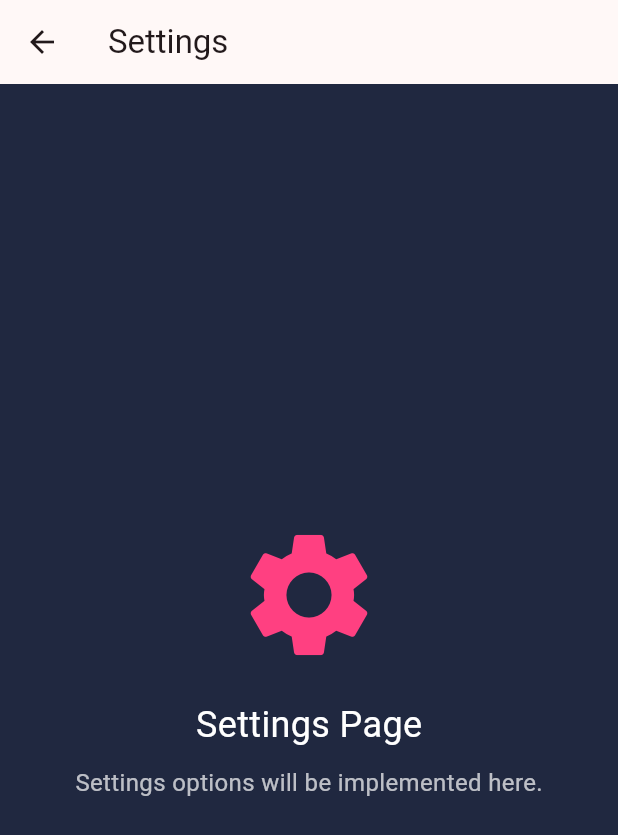
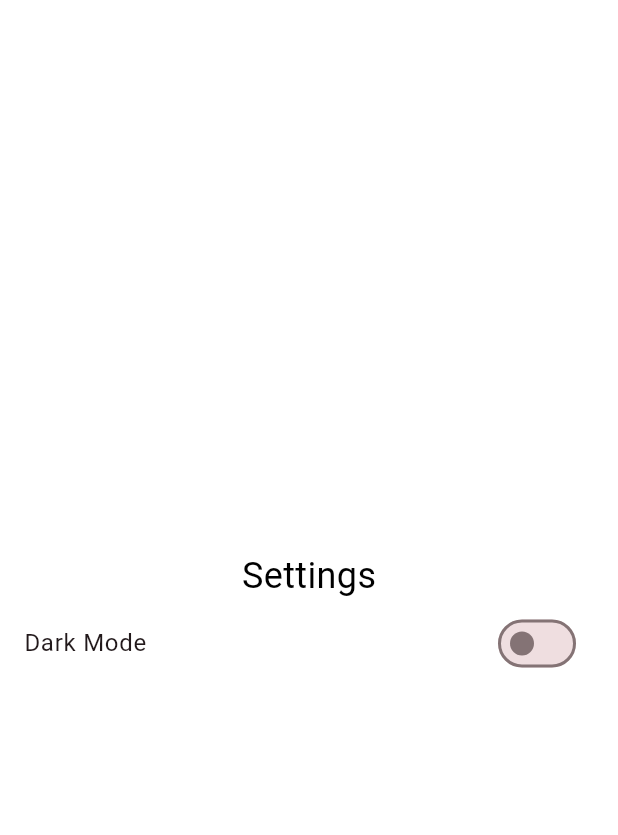
Before and after one commit to strelizia53/ssp-mobile, a Flutter app: the SettingsPage screen opened directly, on a phone screen of 412 x 824 dp. Shown: the top 835 px of the screen. Run offline on Flutter 3.47's test engine with Material 3 defaults, Android fonts, the phone set to English and light mode, and no system bars; our stand-ins replace shared_preferences; accounts and stored records are empty.

Commit message:
implemented themes

```diff
--- a/lib/settings_page.dart
+++ b/lib/settings_page.dart
@@ -1,39 +1,29 @@
 import 'package:flutter/material.dart';
+import 'package:provider/provider.dart';
+import 'theme_notifier.dart';
 
 class SettingsPage extends StatelessWidget {
+  const SettingsPage({Key? key}) : super(key: key);
+
   @override
   Widget build(BuildContext context) {
+    ThemeNotifier themeNotifier = Provider.of<ThemeNotifier>(context);
+
     return Scaffold(
-      appBar: AppBar(
-        title: const Text('Settings'),
-      ),
-      body: Center(
-        child: Column(
-          mainAxisAlignment: MainAxisAlignment.center,
-          children: const [
-            Icon(
-              Icons.settings,
-              size: 100,
-              color: Colors.pinkAccent,
-            ),
-            SizedBox(height: 20),
-            Text(
-              'Settings Page',
-              style: TextStyle(
-                fontSize: 24,
-                color: Colors.white,
-              ),
-            ),
-            SizedBox(height: 10),
-            Text(
-              'Settings options will be implemented here.',
-              style: TextStyle(
-                fontSize: 16,
-                color: Colors.white70,
-              ),
-            ),
-          ],
-        ),
+      body: Column(
+        mainAxisAlignment: MainAxisAlignment.center,
+        children: [
+          const Text('Settings', style: TextStyle(fontSize: 24)),
+          SwitchListTile(
+            title: const Text('Dark Mode'),
+            value: themeNotifier.themeMode == ThemeMode.dark,
+            onChanged: (value) {
+              themeNotifier.setThemeMode(
+                value ? ThemeMode.dark : ThemeMode.light,
+              );
+            },
+          ),
+        ],
       ),
     );
   }
--- /dev/null
+++ b/lib/theme_notifier.dart
@@ -0,0 +1,47 @@
+import 'package:flutter/material.dart';
+import 'package:shared_preferences/shared_preferences.dart';
+
+class ThemeNotifier extends ChangeNotifier {
+  ThemeMode _themeMode = ThemeMode.system;
+
+  ThemeMode get themeMode => _themeMode;
+
+  ThemeNotifier() {
+    _loadThemeMode();
+  }
+
+  void _loadThemeMode() async {
+    SharedPreferences prefs = await SharedPreferences.getInstance();
+    String themeModeString = prefs.getString('themeMode') ?? 'system';
+
+    switch (themeModeString) {
+      case 'light':
+        _themeMode = ThemeMode.light;
+        break;
+      case 'dark':
+        _themeMode = ThemeMode.dark;
+        break;
+      default:
+        _themeMode = ThemeMode.system;
+        break;
+    }
+    notifyListeners();
+  }
+
+  void setThemeMode(ThemeMode mode) async {
+    _themeMode = mode;
+    SharedPreferences prefs = await SharedPreferences.getInstance();
+    switch (mode) {
+      case ThemeMode.light:
+        await prefs.setString('themeMode', 'light');
+        break;
+      case ThemeMode.dark:
+        await prefs.setString('themeMode', 'dark');
+        break;
+      default:
+        await prefs.setString('themeMode', 'system');
+        break;
+    }
+    notifyListeners();
+  }
+}
--- a/pubspec.yaml
+++ b/pubspec.yaml
@@ -32,6 +32,7 @@ dependencies:
     sdk: flutter
   http: ^1.2.2
   cached_network_image: ^3.2.1
+  provider: ^6.0.5
 
 
   # The following adds the Cupertino Icons font to your application.
```
Also changed, not shown: lib/main.dart (+30 -6 lines), pubspec.lock.
